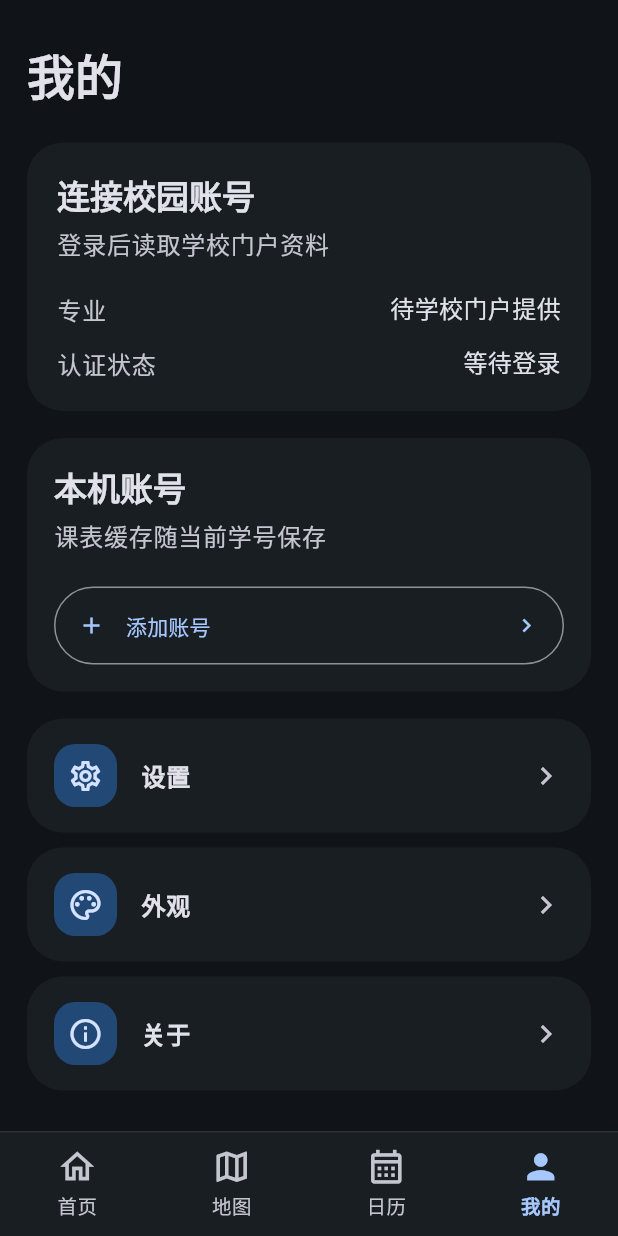
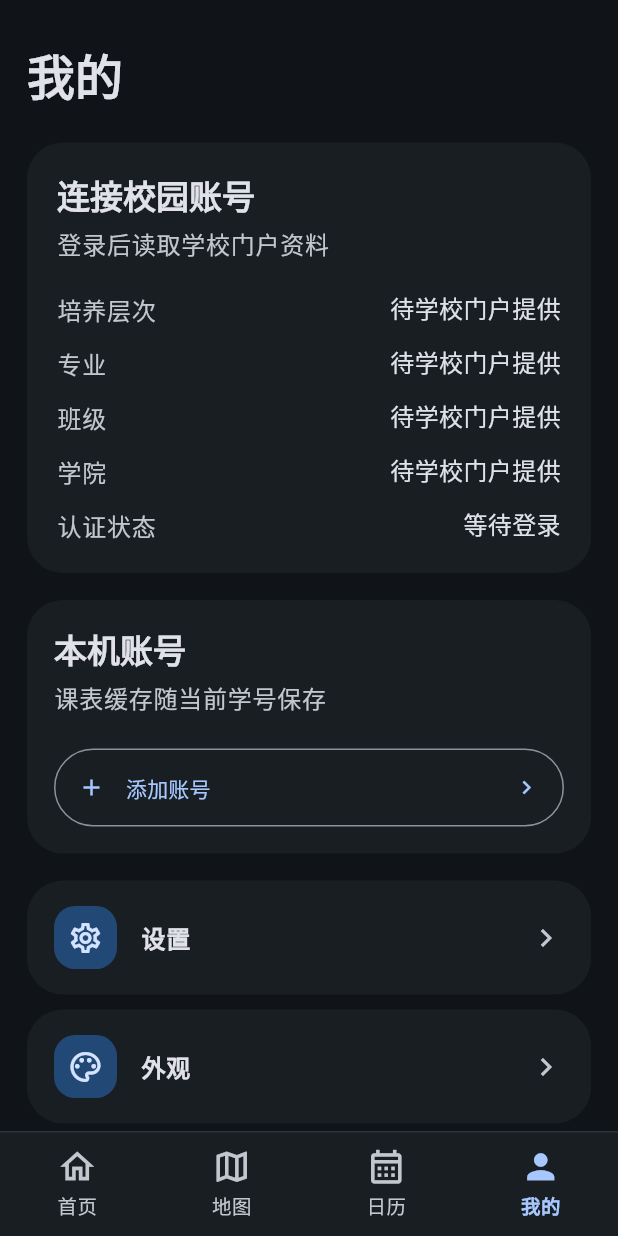
Before and after one commit to Goldppx/theTable, a Flutter app: the screen it shows after launch, item 4 of the bottom bar chosen, on a phone screen of 412 x 824 dp. Run offline on Flutter 3.47's test engine with Material 3 defaults, Android fonts, the phone set to English and light mode, and no system bars; our stand-ins replace flutter_map, flutter_secure_storage, geolocator, latlong2, webview_flutter; accounts and stored records are empty.

Commit message:
refine: complete profile layout and capture reference UI previews

```diff
--- a/lib/auth/campus_auth.dart
+++ b/lib/auth/campus_auth.dart
@@ -7,16 +7,22 @@ class CampusProfile {
     required this.studentNumber,
     required this.name,
     this.major,
+    this.education,
+    this.className,
+    this.college,
   });
 
   final String studentNumber;
   final String name;
-  final String? major;
+  final String? major, education, className, college;
 
   Map<String, String?> toJson() => {
         'studentNumber': studentNumber,
         'name': name,
         'major': major,
+        'education': education,
+        'className': className,
+        'college': college,
       };
 
   factory CampusProfile.fromJson(Map<String, dynamic> json) {
@@ -35,6 +41,9 @@ class CampusProfile {
       studentNumber: read(const ['studentNumber', 'userName', 'username']),
       name: read(const ['name', 'realName', 'xm']),
       major: major.isEmpty ? null : major,
+      education: read(const ['education', 'educationLevel', '培养层次']),
+      className: read(const ['className', 'bjmc', '班级']),
+      college: read(const ['college', 'departmentName', '学院']),
     );
   }
 }
--- a/lib/pages/profile.dart
+++ b/lib/pages/profile.dart
@@ -55,7 +55,10 @@ class ProfilePage extends StatelessWidget {
         Text(p == null ? '连接校园账号' : (p.name.isEmpty ? '校园用户' : p.name), style: Theme.of(context).textTheme.headlineSmall),
         const SizedBox(height: 6), Text(p?.studentNumber ?? '登录后读取学校门户资料', style: Theme.of(context).textTheme.bodyLarge),
         const SizedBox(height: 20),
-        _info(context, '专业', p?.major ?? '待学校门户提供'), const SizedBox(height: 12),
+        _info(context, '培养层次', _value(p?.education)), const SizedBox(height: 12),
+        _info(context, '专业', _value(p?.major)), const SizedBox(height: 12),
+        _info(context, '班级', _value(p?.className)), const SizedBox(height: 12),
+        _info(context, '学院', _value(p?.college)), const SizedBox(height: 12),
         _info(context, '认证状态', p == null ? '等待登录' : '已保存身份'),
       ]))), const SizedBox(height: 18),
       Card(child: Padding(padding: const EdgeInsets.all(18), child: Column(crossAxisAlignment: CrossAxisAlignment.start, children: [
@@ -76,6 +79,7 @@ class ProfilePage extends StatelessWidget {
         children: const [Text('Flutter / Material 3\n地图：© OpenStreetMap contributors · Esri\n真实课程网页解析待账号验证。')])),
     ]);
   }
+  String _value(String? value) => value == null || value.isEmpty ? '待学校门户提供' : value;
   Widget _info(BuildContext context, String label, String value) => Row(crossAxisAlignment: CrossAxisAlignment.start, children: [
     Text(label, style: Theme.of(context).textTheme.bodyLarge), const SizedBox(width: 24),
     Expanded(child: Text(value, textAlign: TextAlign.end, style: const TextStyle(fontSize: 16))),
```
Also changed, not shown: 2 other files.
